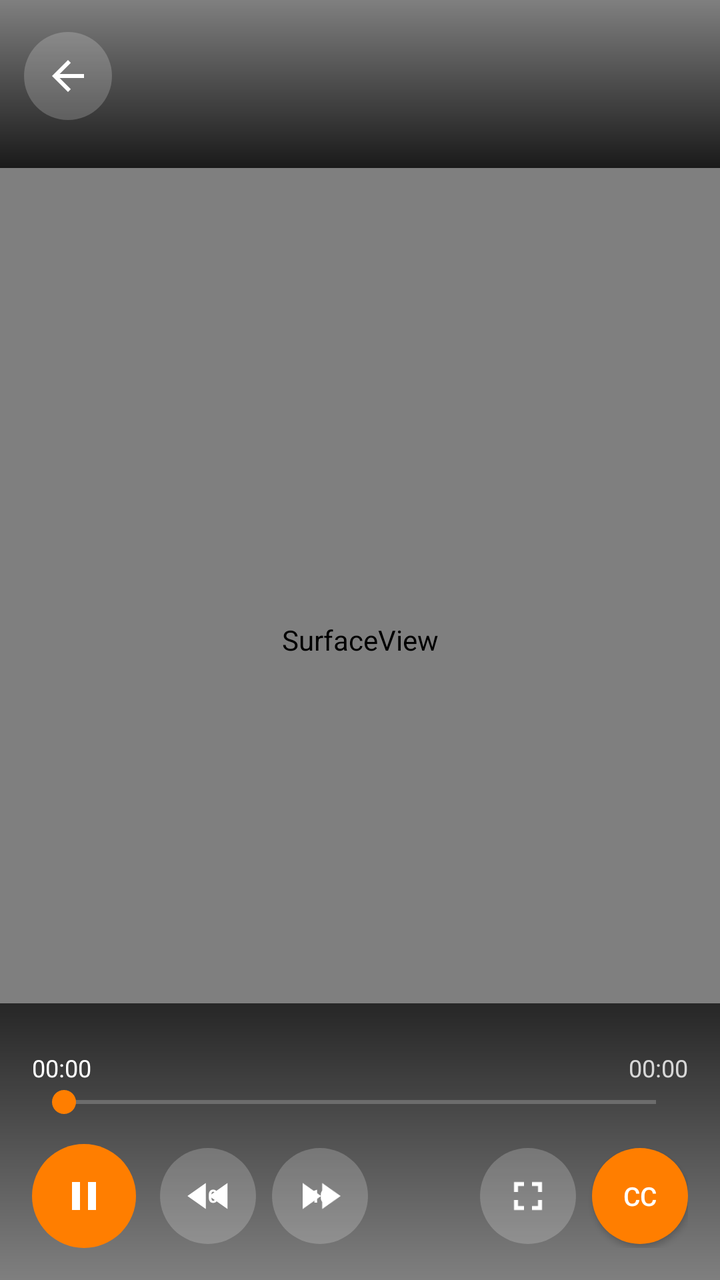
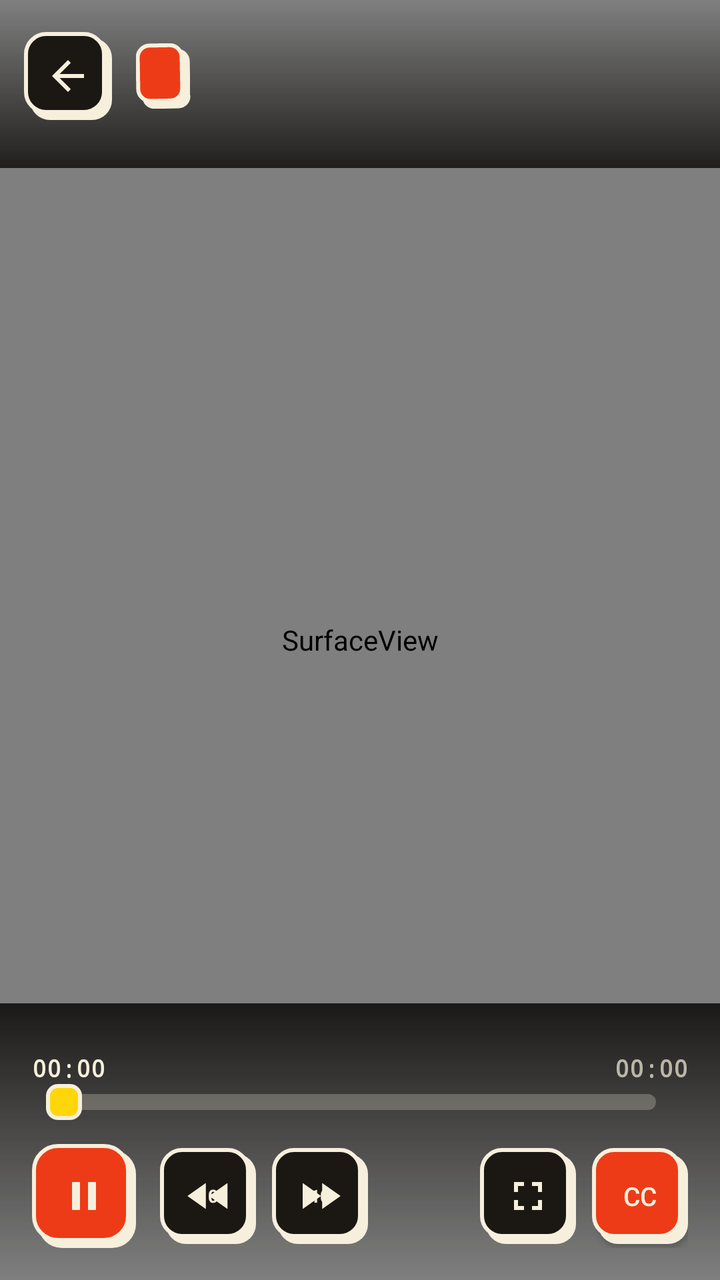

Screens rendered from an Android XML layout before and after an edit, with the pre-edit source and the edit as a unified diff.
<!-- AndroidManifest.xml: activity theme android:Theme.Material.NoActionBar.Fullscreen -->
<!-- res/layout/activity_player.xml -->
<?xml version="1.0" encoding="utf-8"?>
<FrameLayout xmlns:android="http://schemas.android.com/apk/res/android"
    android:id="@+id/player_root"
    android:layout_width="match_parent"
    android:layout_height="match_parent"
    android:background="#000000">

    
    <SurfaceView
        android:id="@+id/player_surface"
        android:layout_width="match_parent"
        android:layout_height="match_parent"
        android:layout_gravity="center" />

    
    <SurfaceView
        android:id="@+id/player_subtitle_surface"
        android:layout_width="match_parent"
        android:layout_height="match_parent"
        android:layout_gravity="center" />

    
    <TextView
        android:id="@+id/player_subtitle"
        android:layout_width="wrap_content"
        android:layout_height="wrap_content"
        android:layout_gravity="bottom|center_horizontal"
        android:layout_marginBottom="170dp"
        android:layout_marginLeft="24dp"
        android:layout_marginRight="24dp"
        android:textColor="#FFFFFF"
        android:textSize="20sp"
        android:textStyle="bold"
        android:shadowColor="#000000"
        android:shadowDx="1"
        android:shadowDy="1"
        android:shadowRadius="4"
        android:gravity="center"
        android:maxLines="3"
        android:visibility="gone" />

    
    <LinearLayout
        android:id="@+id/player_gesture"
        android:layout_width="wrap_content"
        android:layout_height="wrap_content"
        android:layout_gravity="center"
        android:orientation="vertical"
        android:gravity="center"
        android:visibility="gone">

        <ImageView
            android:id="@+id/player_gesture_icon"
            android:layout_width="56dp"
            android:layout_height="56dp"
            android:scaleType="fitCenter" />

        <TextView
            android:id="@+id/player_gesture_text"
            android:layout_width="wrap_content"
            android:layout_height="wrap_content"
            android:layout_marginTop="8dp"
            android:textColor="#FFFFFF"
            android:textSize="20sp"
            android:textStyle="bold"
            android:shadowColor="#000000"
            android:shadowDx="1"
            android:shadowDy="1"
            android:shadowRadius="4"
            android:gravity="center" />
    </LinearLayout>

    
    <LinearLayout
        android:id="@+id/player_topbar"
        android:layout_width="match_parent"
        android:layout_height="wrap_content"
        android:layout_gravity="top"
        android:orientation="horizontal"
        android:paddingLeft="12dp"
        android:paddingRight="12dp"
        android:paddingTop="16dp"
        android:paddingBottom="24dp"
        android:background="@drawable/player_top_gradient"
        android:gravity="center_vertical">

        <ImageButton
            android:id="@+id/player_close"
            android:layout_width="44dp"
            android:layout_height="44dp"
            android:src="@drawable/ic_arrow_back"
            android:scaleType="center"
            android:background="@drawable/player_btn_circle"
            android:contentDescription="Back" />

        <TextView
            android:id="@+id/player_title"
            android:layout_width="0dp"
            android:layout_height="wrap_content"
            android:layout_weight="1"
            android:layout_marginLeft="12dp"
            android:textColor="#FFFFFF"
            android:textSize="16sp"
            android:textStyle="bold"
            android:maxLines="1"
            android:ellipsize="end" />
    </LinearLayout>

    
    <LinearLayout
        android:id="@+id/player_controls"
        android:layout_width="match_parent"
        android:layout_height="wrap_content"
        android:layout_gravity="bottom"
        android:orientation="vertical"
        android:paddingLeft="16dp"
        android:paddingRight="16dp"
        android:paddingTop="24dp"
        android:paddingBottom="16dp"
        android:background="@drawable/player_bottom_gradient">

        <LinearLayout
            android:layout_width="match_parent"
            android:layout_height="wrap_content"
            android:orientation="horizontal"
            android:gravity="center_vertical">

            <TextView
                android:id="@+id/player_time"
                android:layout_width="wrap_content"
                android:layout_height="wrap_content"
                android:textColor="#FFFFFF"
                android:textSize="12sp"
                android:text="00:00" />

            <View
                android:layout_width="0dp"
                android:layout_height="1dp"
                android:layout_weight="1" />

            <TextView
                android:id="@+id/player_time_total"
                android:layout_width="wrap_content"
                android:layout_height="wrap_content"
                android:textColor="#CCFFFFFF"
                android:textSize="12sp"
                android:text="00:00" />
        </LinearLayout>

        <SeekBar
            android:id="@+id/player_seekbar"
            android:layout_width="match_parent"
            android:layout_height="wrap_content"
            android:max="1000"
            android:progressTint="#FF7E00"
            android:thumbTint="#FF7E00" />

        <LinearLayout
            android:layout_width="match_parent"
            android:layout_height="wrap_content"
            android:orientation="horizontal"
            android:gravity="center_vertical"
            android:layout_marginTop="12dp">

            <ImageButton
                android:id="@+id/player_play_pause"
                android:layout_width="52dp"
                android:layout_height="52dp"
                android:src="@drawable/ic_pause"
                android:scaleType="center"
                android:background="@drawable/player_btn_play"
                android:contentDescription="Play pause" />

            <FrameLayout
                android:id="@+id/player_back10"
                android:layout_width="48dp"
                android:layout_height="48dp"
                android:layout_marginLeft="12dp"
                android:background="@drawable/player_btn_circle"
                android:clickable="true"
                android:focusable="true">

                <ImageView
                    android:layout_width="26dp"
                    android:layout_height="26dp"
                    android:layout_gravity="center"
                    android:src="@drawable/ic_rewind" />

                <TextView
                    android:layout_width="wrap_content"
                    android:layout_height="wrap_content"
                    android:layout_gravity="center"
                    android:text="10"
                    android:textColor="#FFFFFF"
                    android:textSize="9sp"
                    android:textStyle="bold" />
            </FrameLayout>

            <FrameLayout
                android:id="@+id/player_forward10"
                android:layout_width="48dp"
                android:layout_height="48dp"
                android:layout_marginLeft="8dp"
                android:background="@drawable/player_btn_circle"
                android:clickable="true"
                android:focusable="true">

                <ImageView
                    android:layout_width="26dp"
                    android:layout_height="26dp"
                    android:layout_gravity="center"
                    android:src="@drawable/ic_fast_forward" />

                <TextView
                    android:layout_width="wrap_content"
                    android:layout_height="wrap_content"
                    android:layout_gravity="center"
                    android:text="10"
                    android:textColor="#FFFFFF"
                    android:textSize="9sp"
                    android:textStyle="bold" />
            </FrameLayout>

            <View
                android:layout_width="0dp"
                android:layout_height="1dp"
                android:layout_weight="1" />

            <ImageButton
                android:id="@+id/player_aspect"
                android:layout_width="48dp"
                android:layout_height="48dp"
                android:src="@drawable/ic_fullscreen"
                android:scaleType="center"
                android:background="@drawable/player_btn_circle"
                android:contentDescription="Aspect" />

            <Button
                android:id="@+id/player_cc"
                android:layout_width="48dp"
                android:layout_height="48dp"
                android:layout_marginLeft="8dp"
                android:text="CC"
                android:textColor="#FFFFFF"
                android:textSize="13sp"
                android:background="@drawable/player_btn_cc_on" />
        </LinearLayout>
    </LinearLayout>

    
    <LinearLayout
        android:id="@+id/player_loading"
        android:layout_width="wrap_content"
        android:layout_height="wrap_content"
        android:layout_gravity="center"
        android:orientation="vertical"
        android:gravity="center"
        android:visibility="gone">

        <com.kralmovie.app.LoadingView
            android:layout_width="160dp"
            android:layout_height="160dp" />

        <TextView
            android:id="@+id/player_loading_text"
            android:layout_width="wrap_content"
            android:layout_height="wrap_content"
            android:layout_marginTop="16dp"
            android:text="در حال بارگذاری فیلم"
            android:textColor="#FFFFFF"
            android:textSize="16sp"
            android:textStyle="bold"
            android:shadowColor="#000000"
            android:shadowDx="1"
            android:shadowDy="1"
            android:shadowRadius="4"
            android:gravity="center" />
    </LinearLayout>

    
    <LinearLayout
        android:id="@+id/player_error_box"
        android:layout_width="match_parent"
        android:layout_height="wrap_content"
        android:layout_gravity="center"
        android:orientation="vertical"
        android:gravity="center"
        android:padding="24dp"
        android:visibility="gone">

        <TextView
            android:id="@+id/player_error"
            android:layout_width="wrap_content"
            android:layout_height="wrap_content"
            android:textColor="#FFFFFF"
            android:textSize="14sp"
            android:gravity="center" />

        <Button
            android:id="@+id/player_retry"
            android:layout_width="wrap_content"
            android:layout_height="48dp"
            android:layout_marginTop="16dp"
            android:paddingLeft="24dp"
            android:paddingRight="24dp"
            android:text="تلاش مجدد"
            android:textColor="#FFFFFF"
            android:textSize="14sp"
            android:background="@drawable/player_btn_retry" />
    </LinearLayout>

</FrameLayout>
<!-- resources referenced by this layout -->
<resources>
  <!-- drawable ic_arrow_back (drawable) -->
  <?xml version="1.0" encoding="utf-8"?>
  <vector xmlns:android="http://schemas.android.com/apk/res/android"
      android:width="24dp" android:height="24dp"
      android:viewportWidth="24" android:viewportHeight="24">
      <path android:fillColor="#FFFFFF" android:pathData="M20,11H7.83l5.59,-5.59L12,4l-8,8 8,8 1.41,-1.41L7.83,13H20v-2z" />
  </vector>
  <!-- drawable ic_fast_forward (drawable) -->
  <?xml version="1.0" encoding="utf-8"?>
  <vector xmlns:android="http://schemas.android.com/apk/res/android"
      android:width="24dp" android:height="24dp"
      android:viewportWidth="24" android:viewportHeight="24">
      <path android:fillColor="#FFFFFF" android:pathData="M4,18l8.5,-6L4,6v12zM13,6v12l8.5,-6L13,6z" />
  </vector>
  <!-- drawable ic_fullscreen (drawable) -->
  <?xml version="1.0" encoding="utf-8"?>
  <vector xmlns:android="http://schemas.android.com/apk/res/android"
      android:width="24dp" android:height="24dp"
      android:viewportWidth="24" android:viewportHeight="24">
      <path android:fillColor="#FFFFFF" android:pathData="M7,14H5v5h5v-2H7v-3zM5,10h2V7h3V5H5v5zM17,17h-3v2h5v-5h-2v3zM14,5v2h3v3h2V5h-5z" />
  </vector>
  <!-- drawable ic_pause (drawable) -->
  <?xml version="1.0" encoding="utf-8"?>
  <vector xmlns:android="http://schemas.android.com/apk/res/android"
      android:width="24dp" android:height="24dp"
      android:viewportWidth="24" android:viewportHeight="24">
      <path android:fillColor="#FFFFFF" android:pathData="M6,19h4V5H6v14zM14,5v14h4V5h-4z" />
  </vector>
  <!-- drawable ic_rewind (drawable) -->
  <?xml version="1.0" encoding="utf-8"?>
  <vector xmlns:android="http://schemas.android.com/apk/res/android"
      android:width="24dp" android:height="24dp"
      android:viewportWidth="24" android:viewportHeight="24">
      <path android:fillColor="#FFFFFF" android:pathData="M11,18V6l-8.5,6 8.5,6zM12.5,12l8.5,6V6l-8.5,6z" />
  </vector>
  <!-- drawable player_bottom_gradient (drawable) -->
  <?xml version="1.0" encoding="utf-8"?>
  <shape xmlns:android="http://schemas.android.com/apk/res/android">
      <gradient android:angle="270" android:startColor="#B3000000" android:endColor="#00000000" />
  </shape>
  <!-- drawable player_btn_cc_on (drawable) -->
  <?xml version="1.0" encoding="utf-8"?>
  <shape xmlns:android="http://schemas.android.com/apk/res/android" android:shape="oval">
      <solid android:color="#FF7E00" />
  </shape>
  <!-- drawable player_btn_circle (drawable) -->
  <?xml version="1.0" encoding="utf-8"?>
  <shape xmlns:android="http://schemas.android.com/apk/res/android" android:shape="oval">
      <solid android:color="#33FFFFFF" />
  </shape>
  <!-- drawable player_btn_play (drawable) -->
  <?xml version="1.0" encoding="utf-8"?>
  <shape xmlns:android="http://schemas.android.com/apk/res/android" android:shape="oval">
      <solid android:color="#FF7E00" />
  </shape>
  <!-- drawable player_btn_retry (drawable) -->
  <?xml version="1.0" encoding="utf-8"?>
  <shape xmlns:android="http://schemas.android.com/apk/res/android" android:shape="rectangle">
      <solid android:color="#FF7E00" />
      <corners android:radius="24dp" />
  </shape>
  <!-- drawable player_top_gradient (drawable) -->
  <?xml version="1.0" encoding="utf-8"?>
  <shape xmlns:android="http://schemas.android.com/apk/res/android">
      <gradient android:angle="90" android:startColor="#CC000000" android:endColor="#00000000" />
  </shape>
</resources>

<!-- the commit's change to res/layout/activity_player.xml (unified diff, before → after) -->
@@ -60,7 +60,7 @@
             android:layout_width="wrap_content"
             android:layout_height="wrap_content"
             android:layout_marginTop="8dp"
-            android:textColor="#FFFFFF"
+            android:textColor="#F6EFDC"
             android:textSize="20sp"
             android:textStyle="bold"
             android:shadowColor="#000000"
@@ -93,17 +93,28 @@
             android:background="@drawable/player_btn_circle"
             android:contentDescription="Back" />
 
-        <TextView
-            android:id="@+id/player_title"
+        <FrameLayout
             android:layout_width="0dp"
             android:layout_height="wrap_content"
             android:layout_weight="1"
-            android:layout_marginLeft="12dp"
-            android:textColor="#FFFFFF"
-            android:textSize="16sp"
-            android:textStyle="bold"
-            android:maxLines="1"
-            android:ellipsize="end" />
+            android:layout_marginLeft="12dp">
+
+            <TextView
+                android:id="@+id/player_title"
+                android:layout_width="wrap_content"
+                android:layout_height="wrap_content"
+                android:rotation="-1"
+                android:background="@drawable/player_title_chip"
+                android:paddingLeft="12dp"
+                android:paddingRight="15dp"
+                android:paddingTop="4dp"
+                android:paddingBottom="7dp"
+                android:textColor="#FFFFFF"
+                android:textSize="16sp"
+                android:textStyle="bold"
+                android:maxLines="1"
+                android:ellipsize="end" />
+        </FrameLayout>
     </LinearLayout>
 
     
@@ -129,7 +140,9 @@
                 android:id="@+id/player_time"
                 android:layout_width="wrap_content"
                 android:layout_height="wrap_content"
-                android:textColor="#FFFFFF"
+                android:fontFamily="monospace"
+                android:textStyle="bold"
+                android:textColor="#F6EFDC"
                 android:textSize="12sp"
                 android:text="00:00" />
 
@@ -142,7 +155,9 @@
                 android:id="@+id/player_time_total"
                 android:layout_width="wrap_content"
                 android:layout_height="wrap_content"
-                android:textColor="#CCFFFFFF"
+                android:fontFamily="monospace"
+                android:textStyle="bold"
+                android:textColor="#B3F6EFDC"
                 android:textSize="12sp"
                 android:text="00:00" />
         </LinearLayout>
@@ -152,8 +167,13 @@
             android:layout_width="match_parent"
             android:layout_height="wrap_content"
             android:max="1000"
-            android:progressTint="#FF7E00"
-            android:thumbTint="#FF7E00" />
+            android:progressDrawable="@drawable/player_seek_progress"
+            android:thumb="@drawable/player_seek_thumb"
+            android:splitTrack="false"
+            android:minHeight="8dp"
+            android:maxHeight="8dp"
+            android:paddingLeft="12dp"
+            android:paddingRight="12dp" />
 
         <LinearLayout
             android:layout_width="match_parent"
@@ -191,7 +211,7 @@
                     android:layout_height="wrap_content"
                     android:layout_gravity="center"
                     android:text="10"
-                    android:textColor="#FFFFFF"
+                    android:textColor="#F6EFDC"
                     android:textSize="9sp"
                     android:textStyle="bold" />
             </FrameLayout>
@@ -216,7 +236,7 @@
                     android:layout_height="wrap_content"
                     android:layout_gravity="center"
                     android:text="10"
-                    android:textColor="#FFFFFF"
+                    android:textColor="#F6EFDC"
                     android:textSize="9sp"
                     android:textStyle="bold" />
             </FrameLayout>
@@ -241,7 +261,7 @@
                 android:layout_height="48dp"
                 android:layout_marginLeft="8dp"
                 android:text="CC"
-                android:textColor="#FFFFFF"
+                android:textColor="#F6EFDC"
                 android:textSize="13sp"
                 android:background="@drawable/player_btn_cc_on" />
         </LinearLayout>
@@ -267,7 +287,7 @@
             android:layout_height="wrap_content"
             android:layout_marginTop="16dp"
             android:text="در حال بارگذاری فیلم"
-            android:textColor="#FFFFFF"
+            android:textColor="#F6EFDC"
             android:textSize="16sp"
             android:textStyle="bold"
             android:shadowColor="#000000"
@@ -283,28 +303,31 @@
         android:layout_width="match_parent"
         android:layout_height="wrap_content"
         android:layout_gravity="center"
+        android:layout_margin="24dp"
         android:orientation="vertical"
         android:gravity="center"
-        android:padding="24dp"
+        android:background="@drawable/player_card"
+        android:padding="28dp"
         android:visibility="gone">
 
         <TextView
             android:id="@+id/player_error"
             android:layout_width="wrap_content"
             android:layout_height="wrap_content"
-            android:textColor="#FFFFFF"
+            android:textColor="#F6EFDC"
             android:textSize="14sp"
             android:gravity="center" />
 
         <Button
             android:id="@+id/player_retry"
             android:layout_width="wrap_content"
-            android:layout_height="48dp"
+            android:layout_height="52dp"
             android:layout_marginTop="16dp"
             android:paddingLeft="24dp"
             android:paddingRight="24dp"
             android:text="تلاش مجدد"
             android:textColor="#FFFFFF"
+            android:textStyle="bold"
             android:textSize="14sp"
             android:background="@drawable/player_btn_retry" />
     </LinearLayout>
<!-- resource entries referenced after the edit -->
@@ -5,66 +5,175 @@
   <vector xmlns:android="http://schemas.android.com/apk/res/android"
       android:width="24dp" android:height="24dp"
       android:viewportWidth="24" android:viewportHeight="24">
-      <path android:fillColor="#FFFFFF" android:pathData="M20,11H7.83l5.59,-5.59L12,4l-8,8 8,8 1.41,-1.41L7.83,13H20v-2z" />
+      <path android:fillColor="#F6EFDC" android:pathData="M20,11H7.83l5.59,-5.59L12,4l-8,8 8,8 1.41,-1.41L7.83,13H20v-2z" />
   </vector>
   <!-- drawable ic_fast_forward (drawable) -->
   <?xml version="1.0" encoding="utf-8"?>
   <vector xmlns:android="http://schemas.android.com/apk/res/android"
       android:width="24dp" android:height="24dp"
       android:viewportWidth="24" android:viewportHeight="24">
-      <path android:fillColor="#FFFFFF" android:pathData="M4,18l8.5,-6L4,6v12zM13,6v12l8.5,-6L13,6z" />
+      <path android:fillColor="#F6EFDC" android:pathData="M4,18l8.5,-6L4,6v12zM13,6v12l8.5,-6L13,6z" />
   </vector>
   <!-- drawable ic_fullscreen (drawable) -->
   <?xml version="1.0" encoding="utf-8"?>
   <vector xmlns:android="http://schemas.android.com/apk/res/android"
       android:width="24dp" android:height="24dp"
       android:viewportWidth="24" android:viewportHeight="24">
-      <path android:fillColor="#FFFFFF" android:pathData="M7,14H5v5h5v-2H7v-3zM5,10h2V7h3V5H5v5zM17,17h-3v2h5v-5h-2v3zM14,5v2h3v3h2V5h-5z" />
+      <path android:fillColor="#F6EFDC" android:pathData="M7,14H5v5h5v-2H7v-3zM5,10h2V7h3V5H5v5zM17,17h-3v2h5v-5h-2v3zM14,5v2h3v3h2V5h-5z" />
   </vector>
   <!-- drawable ic_pause (drawable) -->
   <?xml version="1.0" encoding="utf-8"?>
   <vector xmlns:android="http://schemas.android.com/apk/res/android"
       android:width="24dp" android:height="24dp"
       android:viewportWidth="24" android:viewportHeight="24">
-      <path android:fillColor="#FFFFFF" android:pathData="M6,19h4V5H6v14zM14,5v14h4V5h-4z" />
+      <path android:fillColor="#F6EFDC" android:pathData="M6,19h4V5H6v14zM14,5v14h4V5h-4z" />
   </vector>
   <!-- drawable ic_rewind (drawable) -->
   <?xml version="1.0" encoding="utf-8"?>
   <vector xmlns:android="http://schemas.android.com/apk/res/android"
       android:width="24dp" android:height="24dp"
       android:viewportWidth="24" android:viewportHeight="24">
-      <path android:fillColor="#FFFFFF" android:pathData="M11,18V6l-8.5,6 8.5,6zM12.5,12l8.5,6V6l-8.5,6z" />
+      <path android:fillColor="#F6EFDC" android:pathData="M11,18V6l-8.5,6 8.5,6zM12.5,12l8.5,6V6l-8.5,6z" />
   </vector>
   <!-- drawable player_bottom_gradient (drawable) -->
   <?xml version="1.0" encoding="utf-8"?>
   <shape xmlns:android="http://schemas.android.com/apk/res/android">
-      <gradient android:angle="270" android:startColor="#B3000000" android:endColor="#00000000" />
+      <gradient android:angle="270" android:startColor="#E6100E0C" android:endColor="#00100E0C" />
   </shape>
   <!-- drawable player_btn_cc_on (drawable) -->
   <?xml version="1.0" encoding="utf-8"?>
-  <shape xmlns:android="http://schemas.android.com/apk/res/android" android:shape="oval">
-      <solid android:color="#FF7E00" />
-  </shape>
+  <layer-list xmlns:android="http://schemas.android.com/apk/res/android">
+      
+      <item android:left="3dp" android:top="3dp">
+          <shape android:shape="rectangle">
+              <solid android:color="#F6EFDC" />
+              <corners android:radius="10dp" />
+          </shape>
+      </item>
+      <item android:right="3dp" android:bottom="3dp">
+          <shape android:shape="rectangle">
+              <solid android:color="#EE3B17" />
+              <stroke android:width="2dp" android:color="#F6EFDC" />
+              <corners android:radius="10dp" />
+          </shape>
+      </item>
+  </layer-list>
   <!-- drawable player_btn_circle (drawable) -->
   <?xml version="1.0" encoding="utf-8"?>
-  <shape xmlns:android="http://schemas.android.com/apk/res/android" android:shape="oval">
-      <solid android:color="#33FFFFFF" />
-  </shape>
+  <layer-list xmlns:android="http://schemas.android.com/apk/res/android">
+      
+      <item android:left="3dp" android:top="3dp">
+          <shape android:shape="rectangle">
+              <solid android:color="#F6EFDC" />
+              <corners android:radius="10dp" />
+          </shape>
+      </item>
+      <item android:right="3dp" android:bottom="3dp">
+          <shape android:shape="rectangle">
+              <solid android:color="#1B1814" />
+              <stroke android:width="2dp" android:color="#F6EFDC" />
+              <corners android:radius="10dp" />
+          </shape>
+      </item>
+  </layer-list>
   <!-- drawable player_btn_play (drawable) -->
   <?xml version="1.0" encoding="utf-8"?>
-  <shape xmlns:android="http://schemas.android.com/apk/res/android" android:shape="oval">
-      <solid android:color="#FF7E00" />
-  </shape>
+  <layer-list xmlns:android="http://schemas.android.com/apk/res/android">
+      
+      <item android:left="3dp" android:top="3dp">
+          <shape android:shape="rectangle">
+              <solid android:color="#F6EFDC" />
+              <corners android:radius="12dp" />
+          </shape>
+      </item>
+      <item android:right="3dp" android:bottom="3dp">
+          <shape android:shape="rectangle">
+              <solid android:color="#EE3B17" />
+              <stroke android:width="2dp" android:color="#F6EFDC" />
+              <corners android:radius="12dp" />
+          </shape>
+      </item>
+  </layer-list>
   <!-- drawable player_btn_retry (drawable) -->
   <?xml version="1.0" encoding="utf-8"?>
+  <layer-list xmlns:android="http://schemas.android.com/apk/res/android">
+      
+      <item android:left="3dp" android:top="3dp">
+          <shape android:shape="rectangle">
+              <solid android:color="#F6EFDC" />
+              <corners android:radius="12dp" />
+          </shape>
+      </item>
+      <item android:right="3dp" android:bottom="3dp">
+          <shape android:shape="rectangle">
+              <solid android:color="#EE3B17" />
+              <stroke android:width="2dp" android:color="#F6EFDC" />
+              <corners android:radius="12dp" />
+          </shape>
+      </item>
+  </layer-list>
+  <!-- drawable player_card (drawable) -->
+  <?xml version="1.0" encoding="utf-8"?>
+  <layer-list xmlns:android="http://schemas.android.com/apk/res/android">
+      <item android:left="4dp" android:top="4dp">
+          <shape android:shape="rectangle"><solid android:color="#F6EFDC" /><corners android:radius="14dp" /></shape>
+      </item>
+      <item android:right="4dp" android:bottom="4dp">
+          <shape android:shape="rectangle">
+              <solid android:color="#1B1814" />
+              <stroke android:width="2dp" android:color="#F6EFDC" />
+              <corners android:radius="14dp" />
+          </shape>
+      </item>
+  </layer-list>
+  <!-- drawable player_seek_progress (drawable) -->
+  <?xml version="1.0" encoding="utf-8"?>
+  <layer-list xmlns:android="http://schemas.android.com/apk/res/android">
+      <item android:id="@android:id/background">
+          <shape android:shape="rectangle">
+              <solid android:color="#40F6EFDC" />
+              <corners android:radius="4dp" />
+          </shape>
+      </item>
+      <item android:id="@android:id/progress">
+          <clip>
+              <shape android:shape="rectangle">
+                  <solid android:color="#EE3B17" />
+                  <corners android:radius="4dp" />
+              </shape>
+          </clip>
+      </item>
+  </layer-list>
+  <!-- drawable player_seek_thumb (drawable) -->
+  <?xml version="1.0" encoding="utf-8"?>
   <shape xmlns:android="http://schemas.android.com/apk/res/android" android:shape="rectangle">
-      <solid android:color="#FF7E00" />
-      <corners android:radius="24dp" />
+      <size android:width="18dp" android:height="18dp" />
+      <solid android:color="#FFD60A" />
+      <stroke android:width="2dp" android:color="#F6EFDC" />
+      <corners android:radius="5dp" />
   </shape>
+  <!-- drawable player_title_chip (drawable) -->
+  <?xml version="1.0" encoding="utf-8"?>
+  <layer-list xmlns:android="http://schemas.android.com/apk/res/android">
+      
+      <item android:left="3dp" android:top="3dp">
+          <shape android:shape="rectangle">
+              <solid android:color="#F6EFDC" />
+              <corners android:radius="6dp" />
+          </shape>
+      </item>
+      <item android:right="3dp" android:bottom="3dp">
+          <shape android:shape="rectangle">
+              <solid android:color="#EE3B17" />
+              <stroke android:width="2dp" android:color="#F6EFDC" />
+              <corners android:radius="6dp" />
+          </shape>
+      </item>
+  </layer-list>
   <!-- drawable player_top_gradient (drawable) -->
   <?xml version="1.0" encoding="utf-8"?>
   <shape xmlns:android="http://schemas.android.com/apk/res/android">
-      <gradient android:angle="90" android:startColor="#CC000000" android:endColor="#00000000" />
+      <gradient android:angle="90" android:startColor="#D9100E0C" android:endColor="#00100E0C" />
   </shape>
 </resources>
 
